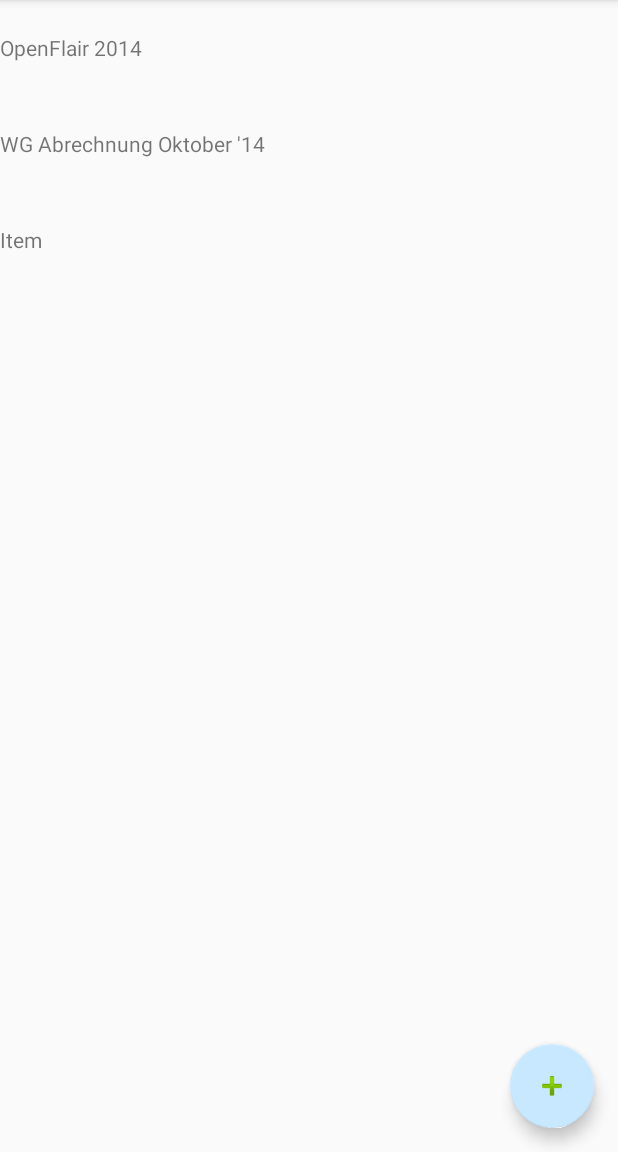
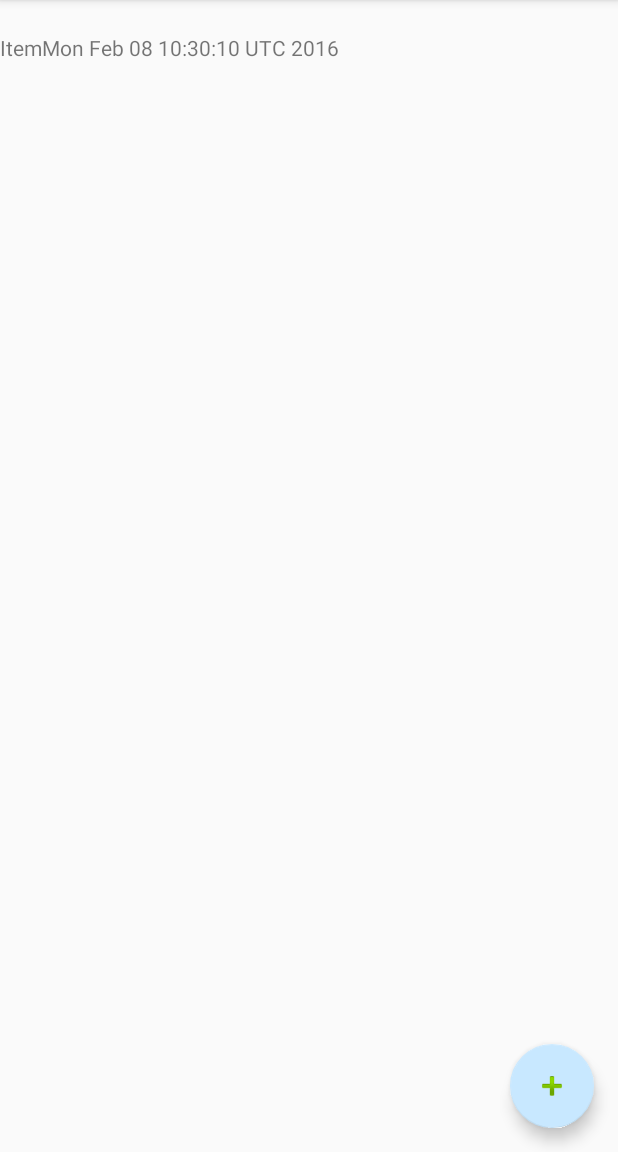
Before and after one commit to RamNow/WhoPays, an Android app: the screen it shows after launch (MainActivity), after a tap on an icon or button, on a phone screen of 412 x 824 dp, the part 84-1236 px from its top. Run offline under Robolectric (Android 15) with nearby library versions, the phone set to English and light mode, and no system bars.

Commit message:
DB Hinzugefügt, Abrechnungen werden geladen und gespeichert

```diff
--- a/app/src/main/java/de/ramnow/whopays/MainActivity.java
+++ b/app/src/main/java/de/ramnow/whopays/MainActivity.java
@@ -1,6 +1,9 @@
 package de.ramnow.whopays;
 
+import android.content.ContentValues;
 import android.content.Intent;
+import android.database.Cursor;
+import android.database.sqlite.SQLiteDatabase;
 import android.os.Bundle;
 import android.support.design.widget.FloatingActionButton;
 import android.support.v7.app.AppCompatActivity;
@@ -11,12 +14,15 @@ import android.view.Menu;
 import android.view.MenuItem;
 import android.view.View;
 
-import java.util.ArrayList;
+import java.util.Date;
+
+import de.ramnow.whopays.data.WhoPaysContract;
+import de.ramnow.whopays.data.WhoPaysDbHelper;
 
 public class MainActivity extends AppCompatActivity {
 
     private PayoffsAdapter mPayoffsAdapter;
-
+    private SQLiteDatabase mDb;
 
     @Override
     protected void onCreate(Bundle savedInstanceState) {
@@ -30,21 +36,51 @@ public class MainActivity extends AppCompatActivity {
         payoffsRecyclerView.setHasFixedSize(true);
         payoffsRecyclerView.setLayoutManager(new LinearLayoutManager(this));
 
-        ArrayList<String> dummyData = new ArrayList<>();
-        dummyData.add("OpenFlair 2014");
-        dummyData.add("WG Abrechnung Oktober '14");
-        mPayoffsAdapter = new PayoffsAdapter(this, dummyData);
+        WhoPaysDbHelper dbHelper = new WhoPaysDbHelper(this);
+        mDb = dbHelper.getWritableDatabase();
+
+        Cursor cursor = getAllPayoffs();
+        mPayoffsAdapter = new PayoffsAdapter(this, cursor);
         payoffsRecyclerView.setAdapter(mPayoffsAdapter);
+
+        // Sample Data
+        /*addNewPayoff("OpenFlair 2014");
+        addNewPayoff("WG Abrechnung Oktober '14");*/
 
         FloatingActionButton fab = (FloatingActionButton) findViewById(R.id.fab);
         fab.setOnClickListener(new View.OnClickListener() {
             @Override
             public void onClick(View view) {
-//                Snackbar.make(view, "Add Code for \"Neue Abrechnung\"", Snackbar.LENGTH_SHORT)
-//                        .setAction("Action", null).show();
-                mPayoffsAdapter.addData("Item");
+
+                addNewPayoff("Item" + new Date().toString());
+                mPayoffsAdapter.swapCursor(getAllPayoffs());
             }
         });
+    }
+
+    /**
+     * Query the mDb and get all payoffs from the abrechnung table
+     *
+     * @return Cursor containing the list of payoffs
+     */
+    private Cursor getAllPayoffs() {
+        return mDb.query(
+                WhoPaysContract.AbrechnungEntry.TABLE_NAME,
+                null,
+                null,
+                null,
+                null,
+                null,
+                WhoPaysContract.AbrechnungEntry.COLUMN_NAME
+        );
+    }
+
+    private long addNewPayoff(String name){
+
+        ContentValues cv = new ContentValues();
+        cv.put(WhoPaysContract.AbrechnungEntry.COLUMN_NAME, name);
+
+        return mDb.insert(WhoPaysContract.AbrechnungEntry.TABLE_NAME, null, cv);
     }
 
     @Override
--- a/app/src/main/java/de/ramnow/whopays/PayoffsAdapter.java
+++ b/app/src/main/java/de/ramnow/whopays/PayoffsAdapter.java
@@ -1,6 +1,7 @@
 package de.ramnow.whopays;
 
 import android.content.Intent;
+import android.database.Cursor;
 import android.support.v7.widget.RecyclerView;
 import android.view.LayoutInflater;
 import android.view.View;
@@ -9,13 +10,60 @@ import android.widget.TextView;
 
 import java.util.ArrayList;
 
+import de.ramnow.whopays.data.WhoPaysContract;
+
 public class PayoffsAdapter extends RecyclerView.Adapter<PayoffsAdapter.ViewHolder> {
     private MainActivity mainActivity;
-    private ArrayList<String> mDataset;
 
-    public void addData(String data) {
-        mDataset.add(data);
-        notifyItemInserted(mDataset.size() - 1);
+    // Holds on to the cursor to display the payoffs
+    private Cursor mCursor;
+
+    PayoffsAdapter(MainActivity mainActivity, Cursor cursor) {
+
+        this.mainActivity = mainActivity;
+        this.mCursor = cursor;
+    }
+
+
+    // Create new views (invoked by the layout manager)
+    @Override
+    public ViewHolder onCreateViewHolder(ViewGroup parent, int viewType) {
+
+        LayoutInflater inflater = LayoutInflater.from(parent.getContext());
+        View view = inflater.inflate(R.layout.payoff_list_item, parent, false);
+        TextView tv = (TextView) view.findViewById(R.id.payoff_item_text);
+
+        return new ViewHolder(tv);
+    }
+
+    // Replace the contents of a view (invoked by the layout manager)
+    @Override
+    public void onBindViewHolder(ViewHolder holder, int position) {
+        // Move the mCursor to the position of the item to be displayed
+        if (!mCursor.moveToPosition(position))
+            return; // bail if returned null
+
+        // Update the view holder with the information needed to display
+        String name = mCursor.getString(mCursor.getColumnIndex(WhoPaysContract.AbrechnungEntry.COLUMN_NAME));
+        holder.mTextView.setText(name);
+
+    }
+
+    // Return the size of your dataset (invoked by the layout manager)
+    @Override
+    public int getItemCount() {
+        return mCursor.getCount();
+    }
+
+    void swapCursor(Cursor newCursor) {
+        if (this.mCursor != null) {
+            mCursor.close();
+        }
+
+        mCursor = newCursor;
+        if (newCursor != null) {
+            this.notifyDataSetChanged();
+        }
     }
 
     // Provide a reference to the views for each data item
@@ -23,9 +71,9 @@ public class PayoffsAdapter extends RecyclerView.Adapter<PayoffsAdapter.ViewHold
     // you provide access to all the views for a data item in a view holder
     public class ViewHolder extends RecyclerView.ViewHolder implements View.OnClickListener {
         // each data item is just a string in this case
-        public TextView mTextView;
+        TextView mTextView;
 
-        public ViewHolder(TextView v) {
+        ViewHolder(TextView v) {
             super(v);
             mTextView = v;
             v.setOnClickListener(this);
@@ -38,36 +86,4 @@ public class PayoffsAdapter extends RecyclerView.Adapter<PayoffsAdapter.ViewHold
             mainActivity.startActivity(intent);
         }
     }
-
-    // Provide a suitable constructor (depends on the kind of dataset)
-    public PayoffsAdapter(MainActivity mainActivity, ArrayList<String> myDataset) {
-        this.mainActivity = mainActivity;
-        mDataset = myDataset;
-    }
-
-    // Create new views (invoked by the layout manager)
-    @Override
-    public ViewHolder onCreateViewHolder(ViewGroup parent, int viewType) {
-
-        View v = LayoutInflater.from(parent.getContext()).inflate(R.layout.payoff_list_item, parent, false);
-        TextView tv = (TextView) v.findViewById(R.id.payoff_item_text);
-
-        ViewHolder vh = new ViewHolder(tv);
-        return vh;
-    }
-
-    // Replace the contents of a view (invoked by the layout manager)
-    @Override
-    public void onBindViewHolder(ViewHolder holder, int position) {
-        // - get element from your dataset at this position
-        // - replace the contents of the view with that element
-        holder.mTextView.setText(mDataset.get(position));
-
-    }
-
-    // Return the size of your dataset (invoked by the layout manager)
-    @Override
-    public int getItemCount() {
-        return mDataset.size();
-    }
 }
--- /dev/null
+++ b/app/src/main/java/de/ramnow/whopays/data/WhoPaysContract.java
@@ -0,0 +1,56 @@
+package de.ramnow.whopays.data;
+
+import android.provider.BaseColumns;
+
+/**
+ * Defines table and column names for the who pays database.
+ */
+public class WhoPaysContract {
+
+    /* Inner class that defines the table contents of the abrechnung table */
+    public static final class AbrechnungEntry implements BaseColumns {
+
+        public static final String TABLE_NAME = "ABRECHNUNG";
+        public static final String COLUMN_NAME = "BEZEICHNUNG";
+    }
+
+    /* Inner class that defines the table contents of the person table */
+    static final class PersonEntry implements BaseColumns {
+
+
+        static final String TABLE_NAME = "PERSON";
+        static final String COLUMN_NAME = "NAME";
+    }
+
+    /* Inner class that defines the table contents of the gruppe table */
+    static final class GruppeEntry implements BaseColumns {
+
+        static final String TABLE_NAME = "GRUPPE";
+        static final String COLUMN_NAME = "BEZEICHNUNG";
+    }
+
+    /* Inner class that defines the table contents of the ausgaben table */
+    static final class AusgabeEntry implements BaseColumns {
+
+        static final String TABLE_NAME = "AUSGABE";
+        static final String COLUMN_BESCHREIBUNG = "BESCHREIBUNG";
+        static final String COLUMN_BETRAG = "BETRAG";
+
+        // FKs
+        static final String COLUMN_PERSON_KEY = "PERSON_ID";
+        static final String COLUMN_GRUPPE_KEY = "GRUPPE_ID";
+        static final String COLUMN_ABRECHNUNG_KEY = "ABRECHNUNG_ID";
+
+    }
+
+    /* Inner class that defines the link table between person and gruppe tables */
+    static final class PersonInGruppeEntry implements BaseColumns {
+
+        static final String TABLE_NAME = "PERSONEN_IN_GRUPPE";
+
+        // FKs
+        static final String COLUMN_PERSON_KEY = "PERSON_ID";
+        static final String COLUMN_GRUPPE_KEY = "GRUPPE_ID";
+    }
+
+}
--- /dev/null
+++ b/app/src/main/java/de/ramnow/whopays/data/WhoPaysDbHelper.java
@@ -0,0 +1,107 @@
+package de.ramnow.whopays.data;
+
+import android.content.Context;
+import android.database.sqlite.SQLiteDatabase;
+import android.database.sqlite.SQLiteOpenHelper;
+
+import de.ramnow.whopays.data.WhoPaysContract.PersonEntry;
+import de.ramnow.whopays.data.WhoPaysContract.GruppeEntry;
+import de.ramnow.whopays.data.WhoPaysContract.AusgabeEntry;
+import de.ramnow.whopays.data.WhoPaysContract.AbrechnungEntry;
+import de.ramnow.whopays.data.WhoPaysContract.PersonInGruppeEntry;
+
+/**
+ * Manages a local database for who pays data.
+ */
+public class WhoPaysDbHelper extends SQLiteOpenHelper {
+
+    private static final String DATABASE_NAME = "whopays.db";
+
+    // If you change the database schema, you must increment the database version.
+    private static final int DATABASE_VERSION = 1;
+
+    public WhoPaysDbHelper(Context context) {
+        super(context, DATABASE_NAME, null, DATABASE_VERSION);
+    }
+
+    @Override
+    public void onCreate(SQLiteDatabase sqLiteDatabase) {
+
+        // ABRECHNUNG
+        final String SQL_CREATE_ABRECHNUNG_TABLE = "CREATE TABLE " + AbrechnungEntry.TABLE_NAME + " (" +
+                AbrechnungEntry._ID + " INTEGER PRIMARY KEY AUTOINCREMENT," +
+                AbrechnungEntry.COLUMN_NAME + " TEXT NOT NULL); ";
+
+        sqLiteDatabase.execSQL(SQL_CREATE_ABRECHNUNG_TABLE);
+
+        // PERSON
+        final String SQL_CREATE_PERSON_TABLE = "CREATE TABLE " + PersonEntry.TABLE_NAME + " (" +
+                PersonEntry._ID + " INTEGER PRIMARY KEY AUTOINCREMENT," +
+                PersonEntry.COLUMN_NAME + " TEXT NOT NULL); ";
+
+        sqLiteDatabase.execSQL(SQL_CREATE_PERSON_TABLE);
+
+        // GRUPPE
+        final String SQL_CREATE_GRUPPE_TABLE = "CREATE TABLE " + GruppeEntry.TABLE_NAME + " (" +
+                GruppeEntry._ID + " INTEGER PRIMARY KEY AUTOINCREMENT," +
+                GruppeEntry.COLUMN_NAME + " TEXT NOT NULL); ";
+
+        sqLiteDatabase.execSQL(SQL_CREATE_GRUPPE_TABLE);
+
+        // PERSON_IN_GRUPPE
+        final String SQL_CREATE_PERSON_IN_GRUPPE_TABLE = "CREATE TABLE " + PersonInGruppeEntry.TABLE_NAME + " (" +
+                PersonInGruppeEntry._ID + " INTEGER PRIMARY KEY AUTOINCREMENT," +
+                PersonInGruppeEntry.COLUMN_PERSON_KEY + " INTEGER NOT NULL, " +
+                PersonInGruppeEntry.COLUMN_GRUPPE_KEY + " INTEGER NOT NULL, " +
+
+                // Set up the person column as a foreign key to person table.
+                " FOREIGN KEY (" + PersonInGruppeEntry.COLUMN_PERSON_KEY + ") REFERENCES " +
+                PersonEntry.TABLE_NAME + " (" + PersonEntry._ID + "), " +
+
+                // Set up the gruppe column as a foreign key to gruppe table.
+                " FOREIGN KEY (" + PersonInGruppeEntry.COLUMN_GRUPPE_KEY + ") REFERENCES " +
+                GruppeEntry.TABLE_NAME + " (" + GruppeEntry._ID + ")); ";
+
+        sqLiteDatabase.execSQL(SQL_CREATE_PERSON_IN_GRUPPE_TABLE);
+
+        // AUSGABE
+        final String SQL_CREATE_AUSGABE_TABLE = "CREATE TABLE " + AusgabeEntry.TABLE_NAME + " (" +
+                AusgabeEntry._ID + " INTEGER PRIMARY KEY AUTOINCREMENT," +
+
+                AusgabeEntry.COLUMN_BESCHREIBUNG + " TEXT NOT NULL, " +
+                AusgabeEntry.COLUMN_BETRAG + " REAL NOT NULL, " +
+
+                AusgabeEntry.COLUMN_PERSON_KEY + " INTEGER NOT NULL, " +
+                AusgabeEntry.COLUMN_GRUPPE_KEY + " INTEGER NOT NULL, " +
+                AusgabeEntry.COLUMN_ABRECHNUNG_KEY + " INTEGER NOT NULL, " +
+
+                // Set up the person column as a foreign key to person table.
+                " FOREIGN KEY (" + AusgabeEntry.COLUMN_PERSON_KEY + ") REFERENCES " +
+                PersonEntry.TABLE_NAME + " (" + PersonEntry._ID + "), " +
+
+                // Set up the gruppe column as a foreign key to gruppe table.
+                " FOREIGN KEY (" + AusgabeEntry.COLUMN_GRUPPE_KEY + ") REFERENCES " +
+                GruppeEntry.TABLE_NAME + " (" + GruppeEntry._ID + "), " +
+
+                // Set up the abrechnung column as a foreign key to abrechnung table.
+                " FOREIGN KEY (" + AusgabeEntry.COLUMN_ABRECHNUNG_KEY + ") REFERENCES " +
+                AbrechnungEntry.TABLE_NAME + " (" + AbrechnungEntry._ID + ")); ";
+
+        sqLiteDatabase.execSQL(SQL_CREATE_AUSGABE_TABLE);
+
+    }
+
+    @Override
+    public void onUpgrade(SQLiteDatabase sqLiteDatabase, int oldVersion, int newVersion) {
+        // For now simply drop the tables and create a new ones. This means if you change the
+        // DATABASE_VERSION the table will be dropped.
+        // In a production app, this method might be modified to ALTER the table
+        // instead of dropping it, so that existing data is not deleted.
+        sqLiteDatabase.execSQL("DROP TABLE IF EXISTS " + AusgabeEntry.TABLE_NAME);
+        sqLiteDatabase.execSQL("DROP TABLE IF EXISTS " + PersonInGruppeEntry.TABLE_NAME);
+        sqLiteDatabase.execSQL("DROP TABLE IF EXISTS " + PersonEntry.TABLE_NAME);
+        sqLiteDatabase.execSQL("DROP TABLE IF EXISTS " + GruppeEntry.TABLE_NAME);
+        sqLiteDatabase.execSQL("DROP TABLE IF EXISTS " + AbrechnungEntry.TABLE_NAME);
+        onCreate(sqLiteDatabase);
+    }
+}
```
